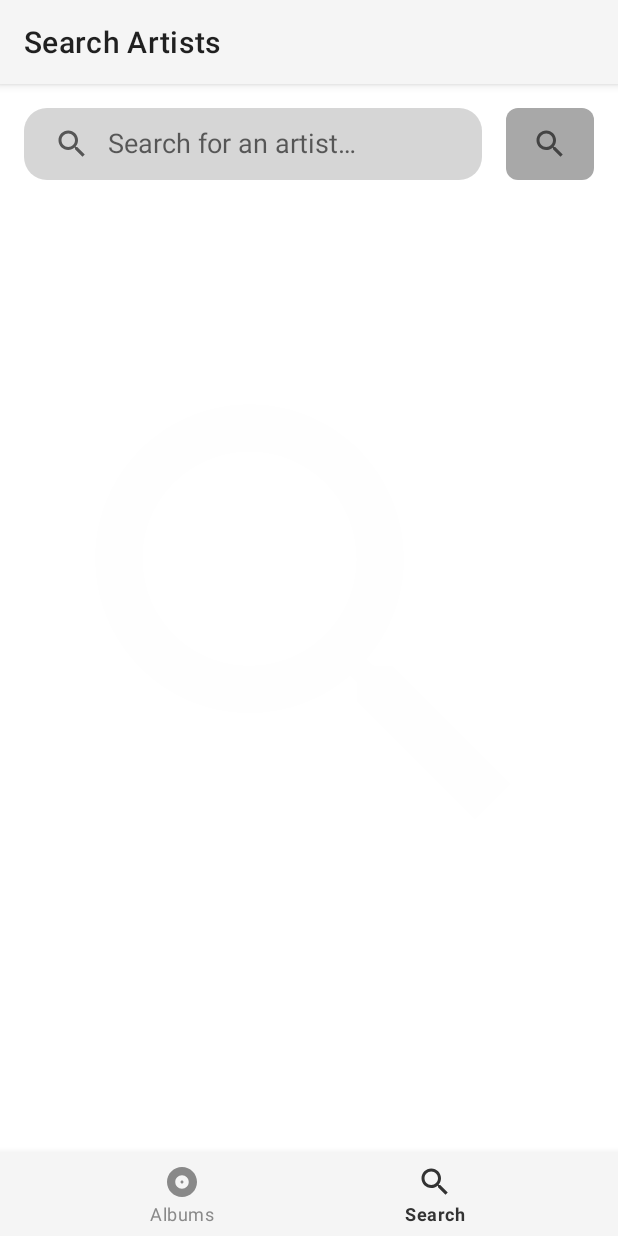
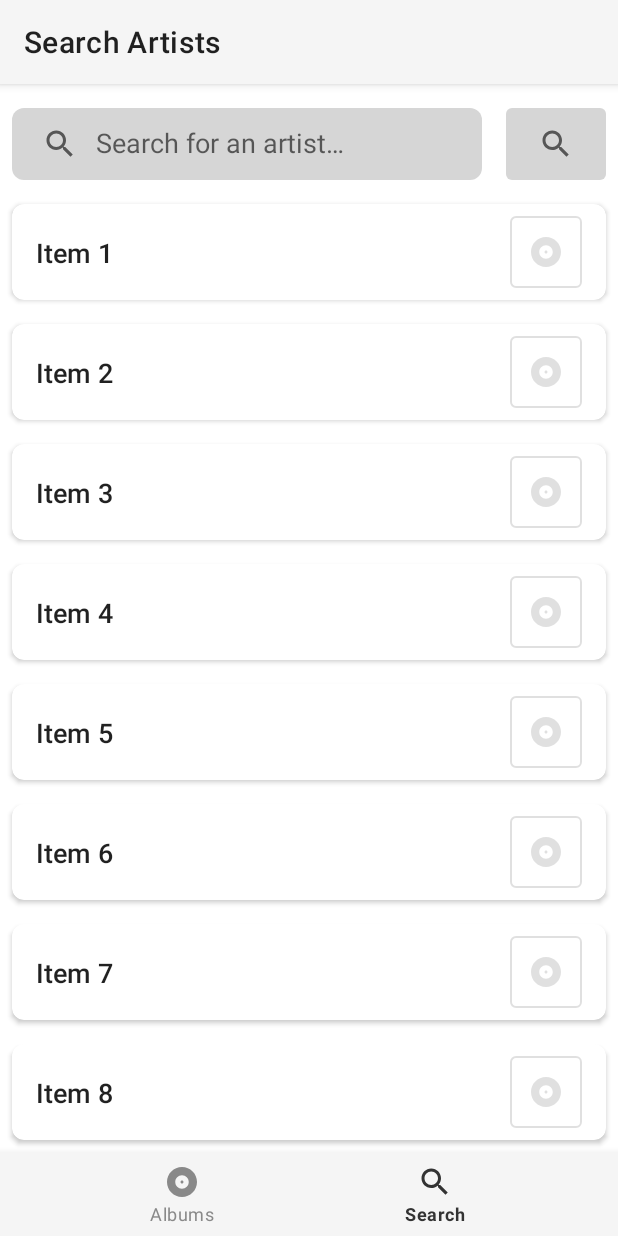
Before and after one commit to ericmuench/AppsFactoryTestTask, an Android app: the SearchArtistFragment screen opened through its navigation route, on a phone screen of 412 x 824 dp. Run offline under Robolectric (Android 15) with nearby library versions, the phone set to English and light mode, and no system bars; our stand-ins replace navigation-ui.

Commit message:
Build generic Recyclerview Adapter

```diff
--- a/app/src/main/java/de/ericmuench/appsfactorytesttask/ui/searchartist/SearchArtistFragment.kt
+++ b/app/src/main/java/de/ericmuench/appsfactorytesttask/ui/searchartist/SearchArtistFragment.kt
@@ -6,9 +6,13 @@ import android.view.LayoutInflater
 import android.view.View
 import android.view.ViewGroup
 import androidx.appcompat.widget.SearchView
+import androidx.lifecycle.lifecycleScope
+import androidx.recyclerview.widget.GridLayoutManager
+import androidx.recyclerview.widget.LinearLayoutManager
+import de.ericmuench.appsfactorytesttask.R
 import de.ericmuench.appsfactorytesttask.databinding.FragmentSearchArtistBinding
-import de.ericmuench.appsfactorytesttask.util.extensions.hideKeyboard
-import de.ericmuench.appsfactorytesttask.util.extensions.removeSearchPlate
+import de.ericmuench.appsfactorytesttask.ui.uicomponents.recyclerview.GenericSimpleItemAdapter
+import de.ericmuench.appsfactorytesttask.util.extensions.*
 
 /**
  * A simple [Fragment] subclass, which is responsible for the search of an artist.
@@ -35,13 +39,17 @@ class SearchArtistFragment : Fragment() {
         super.onViewCreated(view, savedInstanceState)
 
         //setup layout
-        setupSearchView()
+        setupSearchComponents()
+        setupRecyclerView()
     }
 
     //help functions for Layout setup
-    private fun setupSearchView() = with(viewBinding.searchviewSearchArtist){
-        removeSearchPlate()
-        setOnQueryTextListener(object: SearchView.OnQueryTextListener{
+    /**
+     * This function does the UI-Setup of the SearchView and all its related components
+     */
+    private fun setupSearchComponents() = with(viewBinding){
+        searchviewSearchArtist.removeSearchPlate()
+        searchviewSearchArtist.setOnQueryTextListener(object: SearchView.OnQueryTextListener{
             override fun onQueryTextSubmit(query: String?): Boolean {
                 hideKeyboard()
                 println("Submit Text: $query")
@@ -50,10 +58,45 @@ class SearchArtistFragment : Fragment() {
             }
 
             override fun onQueryTextChange(newText: String?): Boolean {
-                println("Text changed : $query")
+                println("Text changed : $newText")
                 //TODO: Sync search Text with VM
                 return false
             }
         })
+
+        imgbtnSearchArtist.setOnClickListener {
+            //TODO add code for submitting the search text
+            println("Submit Text: ${searchviewSearchArtist.query}")
+        }
+
+    }
+
+    private fun setupRecyclerView() = with(viewBinding.recyclerviewSearchArtist){
+        //TODO: remove dummy data
+        val dummyData = List<String>(20){
+            "Item ${it+1}"
+        }
+
+        activity.notNull { act ->
+            layoutManager = if(act.runsInLandscape()) GridLayoutManager(act,2) else LinearLayoutManager(act)
+            adapter = GenericSimpleItemAdapter(act,dummyData).onApplyDataToViewHolder { holder, str ->
+                holder.txtText.text = str
+                holder.btnIcon.setIconResource(R.drawable.ic_album)
+                //holder.materialButtonTogleGroup.visibility = View.INVISIBLE
+                holder.materialButtonTogleGroup.addOnButtonCheckedListener { _, _, checked ->
+                    println("value of $str is now $checked")
+                }
+                holder.cardView.setOnClickListener {
+                    println("$str was clicked")
+                }
+            }
+
+            viewBinding.imgbtnSearchArtist.setOnClickListener {
+                //TODO remove this dummy code
+                adapter.castedAs<GenericSimpleItemAdapter<String>> { ada ->
+                    ada.addElements(List(5){"Another Item #${it + 1 }"})
+                }
+            }
+        }
     }
 }
--- /dev/null
+++ b/app/src/main/java/de/ericmuench/appsfactorytesttask/ui/uicomponents/recyclerview/GenericSimpleItemAdapter.kt
@@ -0,0 +1,87 @@
+package de.ericmuench.appsfactorytesttask.ui.uicomponents.recyclerview
+
+import android.content.Context
+import android.view.LayoutInflater
+import android.view.View
+import android.view.ViewGroup
+import android.widget.TextView
+import androidx.cardview.widget.CardView
+import androidx.recyclerview.widget.RecyclerView
+import com.google.android.material.button.MaterialButton
+import com.google.android.material.button.MaterialButtonToggleGroup
+import de.ericmuench.appsfactorytesttask.R
+
+//TODO: Documentation
+class GenericSimpleItemAdapter<T>(
+        private val context : Context,
+        adapterData : Iterable<T>
+    ) : RecyclerView.Adapter<GenericSimpleItemAdapter.GenericSimpleItemViewHolder>() {
+
+    //fields
+    /**This field stores the data for this adapter*/
+    private val data = adapterData.toMutableList()
+
+    /**
+     * This field handles the bind operation for the ViewHolder and is called in @see onBindViewHolder.
+     * */
+    private var onApplyDataToViewHolder : (GenericSimpleItemViewHolder,T) -> Unit = {_,_ -> }
+
+    //Functions for Adapter
+    override fun onCreateViewHolder(parent: ViewGroup, viewType: Int): GenericSimpleItemViewHolder {
+        val view = LayoutInflater.from(context).inflate(R.layout.generic_simple_item,parent,false)
+        return GenericSimpleItemViewHolder(view)
+    }
+
+    override fun onBindViewHolder(holder: GenericSimpleItemViewHolder, position: Int) {
+        val element = data[position]
+        onApplyDataToViewHolder.invoke(holder,element)
+    }
+
+    override fun getItemCount(): Int = data.size
+
+    //Functions
+    /**
+     * This function defines a FluentApi-Style-Setter for @see onApplyDataToViewHolder.
+     * @param applyFunc The value that should be contained in @see onApplyDataToViewHolder
+     * @return this object to provide Fluent-Api-Syntax
+     */
+    fun onApplyDataToViewHolder(applyFunc : (GenericSimpleItemViewHolder,T) -> Unit)
+        : GenericSimpleItemAdapter<T> {
+        onApplyDataToViewHolder = applyFunc
+        return this
+    }
+
+    /**
+     * This function adds an element to the data of this adapter.
+     * @param element The Element to be added
+     * @return Whether the add-operation was successful or not
+     */
+    fun addElement(element : T) : Boolean{
+        data.add(element)
+        notifyItemInserted(data.lastIndex)
+        return true
+    }
+
+    /**
+     * This function adds multiple elements to the data of this adapter.
+     * @param elements The Elements to be added
+     * @return Whether the add-operation was successful or not
+     */
+    fun addElements(elements : Collection<T>) : Boolean{
+        val oldLastIndex = data.lastIndex
+        val success = data.addAll(elements)
+        if(success){
+            notifyItemRangeInserted(oldLastIndex+1,data.lastIndex)
+        }
+        return success
+    }
+
+
+    //ViewHolder Class
+    class GenericSimpleItemViewHolder(view: View) : RecyclerView.ViewHolder(view){
+        val cardView: CardView = view.findViewById(R.id.card_generic_simple_item)
+        val txtText: TextView = view.findViewById(R.id.txt_text_generic_simple_item)
+        val materialButtonTogleGroup: MaterialButtonToggleGroup = view.findViewById(R.id.mbtg_generic_simple_item)
+        val btnIcon: MaterialButton = view.findViewById(R.id.btn_icon_generic_simple_item)
+    }
+}
--- a/app/src/main/res/drawable-night/btn_background.xml
+++ b/app/src/main/res/drawable-night/btn_background.xml
@@ -3,11 +3,11 @@
     android:shape="rectangle">
 
     <corners
-        android:bottomLeftRadius="8dp"
-        android:bottomRightRadius="8dp"
-        android:radius="8dp"
-        android:topLeftRadius="8dp"
-        android:topRightRadius="8dp" />
+        android:bottomLeftRadius="4dp"
+        android:bottomRightRadius="4dp"
+        android:radius="4dp"
+        android:topLeftRadius="4dp"
+        android:topRightRadius="4dp" />
 
     <solid android:color="@color/gray_500" />
 
--- a/app/src/main/res/drawable-night/searchview_background.xml
+++ b/app/src/main/res/drawable-night/searchview_background.xml
@@ -3,11 +3,11 @@
     android:shape="rectangle">
 
     <corners
-        android:bottomLeftRadius="15dp"
-        android:bottomRightRadius="15dp"
+        android:bottomLeftRadius="8dp"
+        android:bottomRightRadius="8dp"
         android:radius="60dp"
-        android:topLeftRadius="15dp"
-        android:topRightRadius="15dp" />
+        android:topLeftRadius="8dp"
+        android:topRightRadius="8dp" />
 
     <solid android:color="@color/gray_500" />
 
--- a/app/src/main/res/drawable/btn_background.xml
+++ b/app/src/main/res/drawable/btn_background.xml
@@ -3,13 +3,13 @@
     android:shape="rectangle">
 
     <corners
-        android:bottomLeftRadius="8dp"
-        android:bottomRightRadius="8dp"
-        android:radius="8dp"
-        android:topLeftRadius="8dp"
-        android:topRightRadius="8dp" />
+        android:bottomLeftRadius="4dp"
+        android:bottomRightRadius="4dp"
+        android:radius="4dp"
+        android:topLeftRadius="4dp"
+        android:topRightRadius="4dp" />
 
-    <solid android:color="@color/gray_200" />
+    <solid android:color="@color/gray_100" />
 
     <padding
         android:bottom="0dp"
--- /dev/null
+++ b/app/src/main/res/drawable/ic_save.xml
@@ -0,0 +1,10 @@
+<vector xmlns:android="http://schemas.android.com/apk/res/android"
+    android:width="24dp"
+    android:height="24dp"
+    android:viewportWidth="24"
+    android:viewportHeight="24"
+    android:tint="?attr/colorControlNormal">
+  <path
+      android:fillColor="@android:color/white"
+      android:pathData="M19,12v7L5,19v-7L3,12v7c0,1.1 0.9,2 2,2h14c1.1,0 2,-0.9 2,-2v-7h-2zM13,12.67l2.59,-2.58L17,11.5l-5,5 -5,-5 1.41,-1.41L11,12.67L11,3h2z"/>
+</vector>
--- /dev/null
+++ b/app/src/main/res/drawable/outlined_button_color_selector.xml
@@ -0,0 +1,5 @@
+<?xml version="1.0" encoding="utf-8"?>
+<selector xmlns:android="http://schemas.android.com/apk/res/android">
+    <item android:color="?attr/colorSecondaryVariant" android:state_checked="true"/>
+    <item android:alpha="0.12" android:color="?attr/colorOnSurface" android:state_checked="false"/>
+</selector>
--- a/app/src/main/res/drawable/searchview_background.xml
+++ b/app/src/main/res/drawable/searchview_background.xml
@@ -3,11 +3,11 @@
     android:shape="rectangle">
 
     <corners
-        android:bottomLeftRadius="15dp"
-        android:bottomRightRadius="15dp"
+        android:bottomLeftRadius="8dp"
+        android:bottomRightRadius="8dp"
         android:radius="60dp"
-        android:topLeftRadius="15dp"
-        android:topRightRadius="15dp" />
+        android:topLeftRadius="8dp"
+        android:topRightRadius="8dp" />
 
     <solid android:color="@color/gray_100" />
 
--- a/app/src/main/res/layout/fragment_search_artist.xml
+++ b/app/src/main/res/layout/fragment_search_artist.xml
@@ -1,17 +1,29 @@
 <?xml version="1.0" encoding="utf-8"?>
-<androidx.constraintlayout.widget.ConstraintLayout xmlns:android="http://schemas.android.com/apk/res/android"
+<androidx.core.widget.NestedScrollView
+    xmlns:android="http://schemas.android.com/apk/res/android"
     xmlns:app="http://schemas.android.com/apk/res-auto"
     xmlns:tools="http://schemas.android.com/tools"
+    android:fillViewport="true"
+    android:descendantFocusability="blocksDescendants"
     android:layout_width="match_parent"
     android:layout_height="match_parent"
     tools:context=".ui.searchartist.SearchArtistFragment">
+
+    <LinearLayout
+        android:orientation="vertical"
+        android:layout_width="match_parent"
+        android:layout_height="match_parent">
+
+        <androidx.constraintlayout.widget.ConstraintLayout
+            android:layout_width="match_parent"
+            android:layout_height="wrap_content">
 
             <androidx.appcompat.widget.SearchView
                 android:id="@+id/searchview_search_artist"
                 android:layout_width="0dp"
                 app:queryHint="@string/search_artists_hint"
                 android:layout_height="wrap_content"
-        android:layout_marginStart="16dp"
+                android:layout_marginStart="8dp"
                 android:layout_marginTop="16dp"
                 android:layout_marginEnd="8dp"
                 android:background="@drawable/searchview_background"
@@ -26,47 +38,32 @@
                 android:layout_height="0dp"
                 android:layout_marginStart="8dp"
                 android:layout_marginTop="16dp"
-        android:layout_marginEnd="16dp"
-        android:layout_marginBottom="16dp"
+                android:layout_marginEnd="8dp"
                 android:background="@drawable/btn_background"
                 android:clickable="true"
                 android:contentDescription="@string/search_artists"
                 android:focusable="true"
                 android:foreground="?attr/selectableItemBackgroundBorderless"
                 android:src="@drawable/ic_search"
-        app:layout_constraintBottom_toTopOf="@+id/recyclerview_search_artist"
+                app:layout_constraintBottom_toBottomOf="@+id/searchview_search_artist"
                 app:layout_constraintEnd_toEndOf="parent"
                 app:layout_constraintStart_toStartOf="@+id/guideline_searchbar_btn"
                 app:layout_constraintTop_toTopOf="parent" />
 
-    <ImageView
-        android:alpha="0.009"
-        android:background="@android:color/transparent"
+            <!--<ImageView
                 android:layout_width="0dp"
                 android:layout_height="0dp"
-        android:layout_marginStart="16dp"
+                android:layout_marginStart="8dp"
                 android:layout_marginTop="16dp"
                 android:layout_marginEnd="16dp"
                 android:layout_marginBottom="16dp"
+                android:alpha="0.009"
+                android:background="@android:color/transparent"
                 android:src="@drawable/ic_search"
                 app:layout_constraintBottom_toBottomOf="parent"
                 app:layout_constraintEnd_toEndOf="parent"
                 app:layout_constraintStart_toStartOf="parent"
-        app:layout_constraintTop_toTopOf="parent" />
-
-    <androidx.recyclerview.widget.RecyclerView
-        android:id="@+id/recyclerview_search_artist"
-        android:layout_width="match_parent"
-        android:layout_height="0dp"
-        android:layout_marginStart="16dp"
-        android:layout_marginTop="16dp"
-        android:layout_marginEnd="16dp"
-        android:layout_marginBottom="16dp"
-        app:layout_constraintBottom_toBottomOf="parent"
-        app:layout_constraintEnd_toEndOf="parent"
-        app:layout_constraintStart_toStartOf="parent"
-        app:layout_constraintTop_toBottomOf="@+id/searchview_search_artist" />
-
+                app:layout_constraintTop_toTopOf="parent" />-->
             <androidx.constraintlayout.widget.Guideline
                 android:id="@+id/guideline_searchbar_btn"
                 android:layout_width="wrap_content"
@@ -74,8 +71,18 @@
                 android:orientation="vertical"
                 app:layout_constraintGuide_percent="0.8"
                 app:layout_constraintStart_toStartOf="parent" />
+        </androidx.constraintlayout.widget.ConstraintLayout>
 
+        <androidx.recyclerview.widget.RecyclerView
+            android:id="@+id/recyclerview_search_artist"
+            android:layout_width="match_parent"
+            android:layout_height="wrap_content"
+            android:layout_marginTop="8dp"
+            app:layout_constraintBottom_toBottomOf="parent"
+            app:layout_constraintEnd_toEndOf="parent"
+            app:layout_constraintStart_toStartOf="parent"
+            app:layout_constraintTop_toBottomOf="@+id/searchview_search_artist" />
 
+    </LinearLayout>
 
-
-</androidx.constraintlayout.widget.ConstraintLayout>
+</androidx.core.widget.NestedScrollView>
--- /dev/null
+++ b/app/src/main/res/layout/generic_simple_item.xml
@@ -0,0 +1,55 @@
+<?xml version="1.0" encoding="utf-8"?>
+<androidx.cardview.widget.CardView xmlns:android="http://schemas.android.com/apk/res/android"
+    xmlns:app="http://schemas.android.com/apk/res-auto"
+    android:layout_width="match_parent"
+    android:layout_height="wrap_content"
+    android:clickable="true"
+    android:focusable="true"
+    android:layout_margin="8dp"
+    android:id="@+id/card_generic_simple_item"
+    app:cardCornerRadius="8dp">
+
+    <androidx.constraintlayout.widget.ConstraintLayout
+        android:layout_width="match_parent"
+        android:layout_height="match_parent"
+        android:background="?attr/selectableItemBackground">
+
+        <TextView
+            android:id="@+id/txt_text_generic_simple_item"
+            android:layout_width="0dp"
+            android:layout_height="wrap_content"
+            android:layout_marginStart="16dp"
+            android:layout_marginTop="8dp"
+            android:layout_marginBottom="8dp"
+            android:text="Text"
+            android:textAppearance="@style/TextAppearance.AppCompat.Body2"
+            android:textSize="18sp"
+            app:layout_constraintBottom_toBottomOf="parent"
+            app:layout_constraintEnd_toStartOf="@+id/mbtg_generic_simple_item"
+            app:layout_constraintStart_toStartOf="parent"
+            app:layout_constraintTop_toTopOf="parent" />
+
+        <com.google.android.material.button.MaterialButtonToggleGroup
+            android:id="@+id/mbtg_generic_simple_item"
+            android:layout_width="wrap_content"
+            android:layout_height="wrap_content"
+            android:layout_marginTop="8dp"
+            android:layout_marginEnd="16dp"
+            android:layout_marginBottom="8dp"
+            app:layout_constraintBottom_toBottomOf="parent"
+            app:layout_constraintEnd_toEndOf="parent"
+            app:layout_constraintTop_toTopOf="parent">
+
+            <com.google.android.material.button.MaterialButton
+                android:id="@+id/btn_icon_generic_simple_item"
+                style="@style/Widget.App.Button.OutlinedButton.IconOnly"
+                android:layout_width="wrap_content"
+                android:layout_height="wrap_content"
+                android:checkable="true"
+                app:icon="@drawable/ic_search" />
+
+        </com.google.android.material.button.MaterialButtonToggleGroup>
+
+    </androidx.constraintlayout.widget.ConstraintLayout>
+
+</androidx.cardview.widget.CardView>
--- a/app/src/main/res/values-night/themes.xml
+++ b/app/src/main/res/values-night/themes.xml
@@ -20,4 +20,18 @@
         <item name="android:insetTop">0dp</item>
         <item name="android:insetBottom">0dp</item>
     </style>
+
+    <!--The following style was copied from the MaterialDesign Guidelines
+        see: https://material.io/components/buttons/android#toggle-button-->
+    <style name="Widget.App.Button.OutlinedButton.IconOnly" parent="Widget.MaterialComponents.Button.OutlinedButton">
+        <item name="iconPadding">0dp</item>
+        <item name="android:insetTop">0dp</item>
+        <item name="android:insetBottom">0dp</item>
+        <item name="android:paddingLeft">12dp</item>
+        <item name="android:paddingRight">12dp</item>
+        <item name="android:minWidth">48dp</item>
+        <item name="android:minHeight">48dp</item>
+        <item name="strokeColor">@drawable/outlined_button_color_selector</item>
+        <item name="iconTint">@drawable/outlined_button_color_selector</item>
+    </style>
 </resources>
--- a/app/src/main/res/values/themes.xml
+++ b/app/src/main/res/values/themes.xml
@@ -23,4 +23,18 @@
         <item name="android:insetTop">0dp</item>
         <item name="android:insetBottom">0dp</item>
     </style>
+
+    <!--The following style was copied from the MaterialDesign Guidelines
+        see: https://material.io/components/buttons/android#toggle-button-->
+    <style name="Widget.App.Button.OutlinedButton.IconOnly" parent="Widget.MaterialComponents.Button.OutlinedButton">
+        <item name="iconPadding">0dp</item>
+        <item name="android:insetTop">0dp</item>
+        <item name="android:insetBottom">0dp</item>
+        <item name="android:paddingLeft">12dp</item>
+        <item name="android:paddingRight">12dp</item>
+        <item name="android:minWidth">48dp</item>
+        <item name="android:minHeight">48dp</item>
+        <item name="strokeColor">@drawable/outlined_button_color_selector</item>
+        <item name="iconTint">@drawable/outlined_button_color_selector</item>
+    </style>
 </resources>
```
Also changed, not shown: 1 other file. Lines whose indentation alone changed are shown as unchanged.
